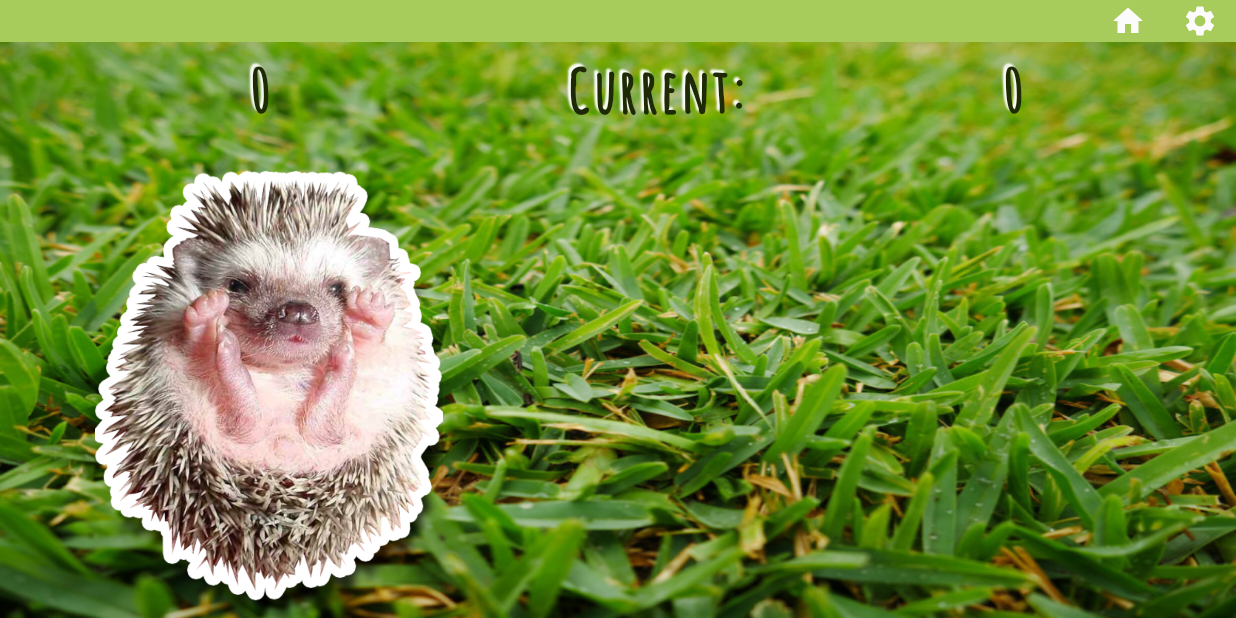
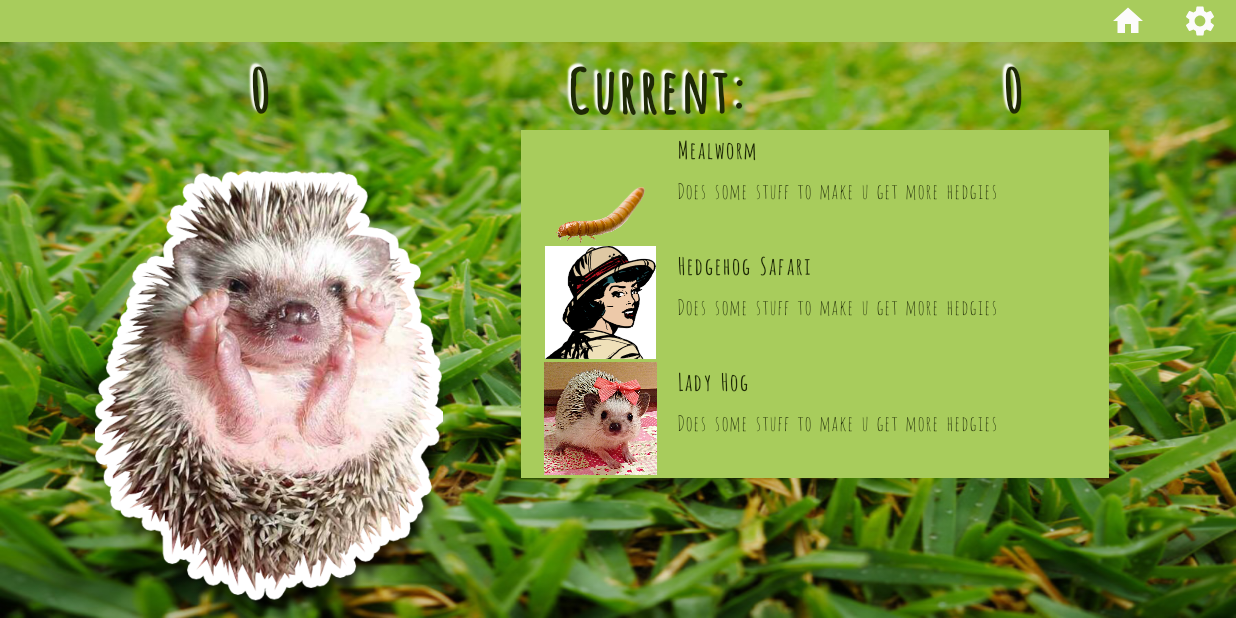
Before and after one commit to winter2022-comp3717/project-team-hedgehogs, an Android app: the GameActivity screen opened directly, with no data from a screen before it, on a phone screen of 824 x 412 dp (held sideways). Run offline under Robolectric (Android 15) with nearby library versions, the phone set to English and light mode, and no system bars; Roboto replaces fonts that are not available here; 2 statements that could not run were skipped.

Commit message:
added powerup recycler

```diff
--- a/app/src/main/java/com/bcit/hedgehog_honeymoon/GameActivity.java
+++ b/app/src/main/java/com/bcit/hedgehog_honeymoon/GameActivity.java
@@ -12,6 +12,8 @@ import android.view.View;
 import android.widget.ImageView;
 import android.widget.TextView;
 import androidx.appcompat.widget.Toolbar;
+import androidx.recyclerview.widget.LinearLayoutManager;
+import androidx.recyclerview.widget.RecyclerView;
 
 import org.json.JSONException;
 
@@ -43,6 +45,7 @@ public class GameActivity extends AppCompatActivity implements Choreographer.Fra
         // Make sure the toolbar exists in the activity and is not null
         setSupportActionBar(toolbar);
         getSupportActionBar().setDisplayShowTitleEnabled(false);
+        setUpRecyclerView(arr);
 
         hedgehogPicture.setOnClickListener(new View.OnClickListener() {
             @Override
@@ -136,4 +139,18 @@ public class GameActivity extends AppCompatActivity implements Choreographer.Fra
     public void checkForEvents(){
 
     }
+
+    private void setUpRecyclerView(PowerUps[] data) {
+        RecyclerView rv = findViewById(R.id.recycler_game);
+        PowerUpRecycler adapter = new PowerUpRecycler(data);
+        rv.setAdapter(adapter);
+        rv.setLayoutManager(new LinearLayoutManager(this));
+    }
+
+    PowerUps [] arr = new PowerUps[]{
+            new PowerUps ("Mealworm", "Does some stuff to make u get more hedgies", R.drawable.mealworm),
+            new PowerUps ("Hedgehog Safari", "Does some stuff to make u get more hedgies", R.drawable.safari),
+            new PowerUps ("Lady Hog", "Does some stuff to make u get more hedgies", R.drawable.ladyhog)
+    };
+
 }
```
Also changed, not shown: app/src/main/res/drawable/ladyhog.jpg (added).
